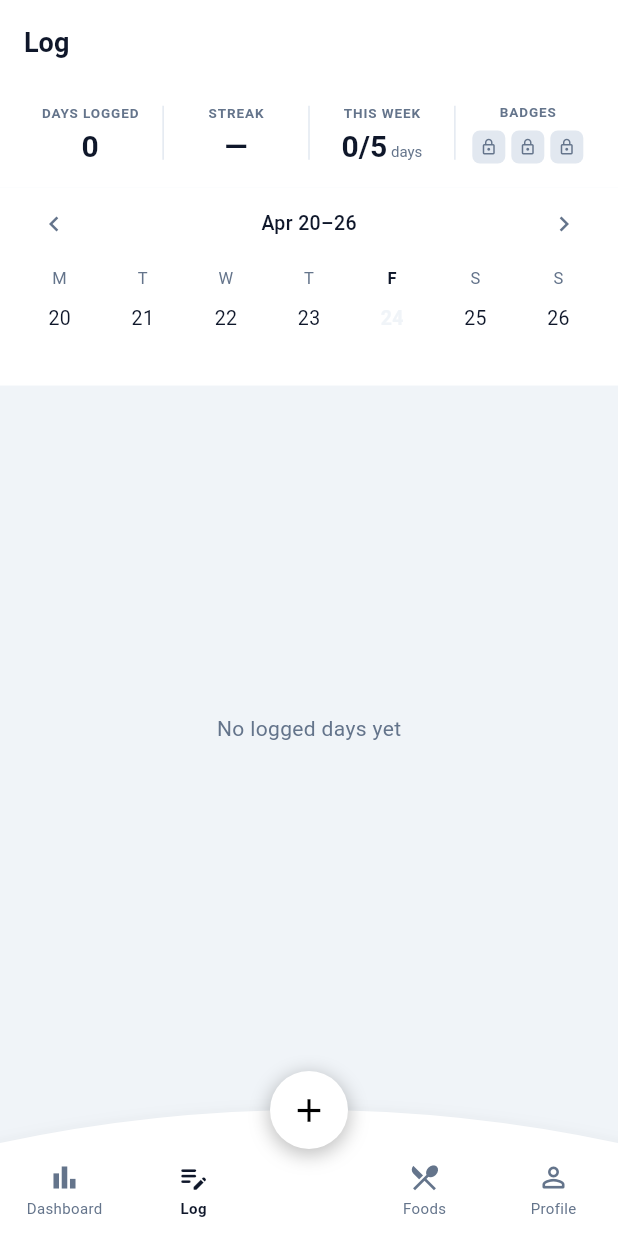
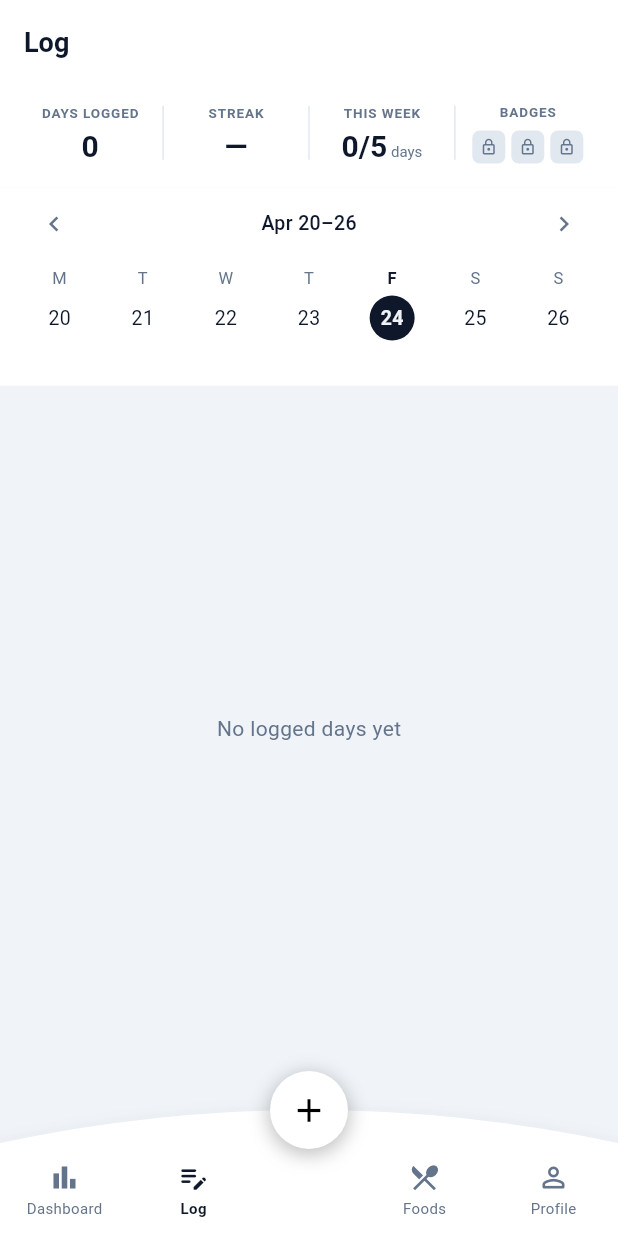
Before and after one commit to worldpeacemetta/WorldPeaceBuilder, a Flutter app: the LogHistoryScreen screen opened by its route, on a phone screen of 412 x 824 dp. Run offline on Flutter 3.47's test engine with Material 3 defaults, Android fonts, the phone set to English and light mode, and no system bars; our stand-ins replace fl_chart, flutter_riverpod, go_router, image_picker, lottie, shared_preferences and 1 more; missing offline and left inert: mobile_scanner; accounts and stored records are empty.

Commit message:
Fix today marker invisible in light mode on week calendar
Colors.white circle background was indistinguishable from the white
page background. Switching to cs.textPrimary (dark in light mode,
white in dark mode) gives automatic contrast in both themes.
Text stays cs.bg — dark on light, light on dark — unchanged.

https://claude.ai/code/session_01DRzK6Fs5tqtzReeLQLDQtW

```diff
--- a/mobile/lib/screens/daily_log/log_history_screen.dart
+++ b/mobile/lib/screens/daily_log/log_history_screen.dart
@@ -432,7 +432,7 @@ class _WeekStrip extends ConsumerWidget {
                       width: 30,
                       height: 30,
                       decoration: BoxDecoration(
-                        color: isToday ? Colors.white : Colors.transparent,
+                        color: isToday ? cs.textPrimary : Colors.transparent,
                         shape: BoxShape.circle,
                         border: ringColor != null
                             ? Border.all(color: ringColor, width: 2)
```
